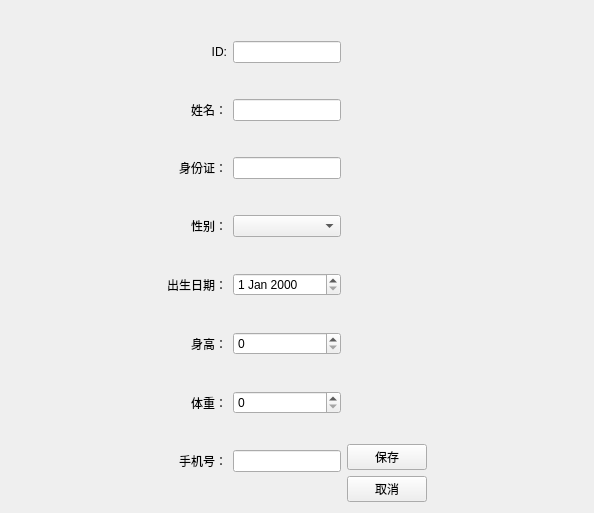
cx-ym/QtCourse, file Lab4/patienteditview.ui: the form before one commit.
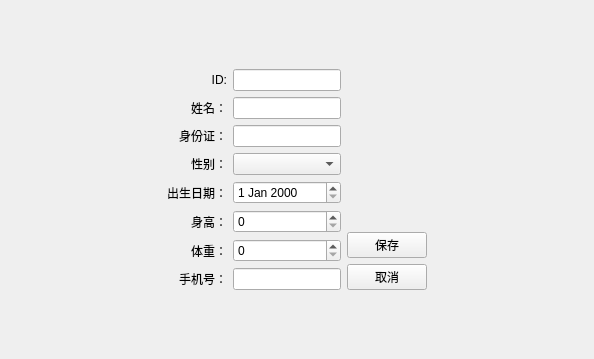
The form after the commit.

```diff
--- a/Lab4/patienteditview.ui
+++ b/Lab4/patienteditview.ui
@@ -7,13 +7,28 @@
     <x>0</x>
     <y>0</y>
     <width>594</width>
-    <height>513</height>
+    <height>359</height>
    </rect>
   </property>
   <property name="windowTitle">
    <string>Form</string>
   </property>
-  <layout class="QHBoxLayout" name="horizontalLayout">
+  <layout class="QVBoxLayout" name="verticalLayout_2">
+   <item>
+    <spacer name="verticalSpacer_3">
+     <property name="orientation">
+      <enum>Qt::Orientation::Vertical</enum>
+     </property>
+     <property name="sizeHint" stdset="0">
+      <size>
+       <width>20</width>
+       <height>31</height>
+      </size>
+     </property>
+    </spacer>
+   </item>
+   <item>
+    <layout class="QHBoxLayout" name="horizontalLayout_2">
    <item>
     <spacer name="horizontalSpacer">
      <property name="orientation">
@@ -28,6 +43,8 @@
     </spacer>
    </item>
    <item>
+      <layout class="QHBoxLayout" name="horizontalLayout">
+       <item>
     <layout class="QGridLayout" name="gridLayout">
      <item row="0" column="0">
       <widget class="QLabel" name="label">
@@ -136,7 +153,7 @@
     </layout>
    </item>
    <item>
-    <layout class="QVBoxLayout" name="verticalLayout_2">
+        <layout class="QVBoxLayout" name="verticalLayout">
      <item>
       <spacer name="verticalSpacer">
        <property name="orientation">
@@ -151,8 +168,6 @@
       </spacer>
      </item>
      <item>
-      <layout class="QVBoxLayout" name="verticalLayout">
-       <item>
         <widget class="QPushButton" name="pushButton">
          <property name="text">
           <string>保存</string>
@@ -179,6 +194,21 @@
       <size>
        <width>98</width>
        <height>20</height>
+        </size>
+       </property>
+      </spacer>
+     </item>
+    </layout>
+   </item>
+   <item>
+    <spacer name="verticalSpacer_2">
+     <property name="orientation">
+      <enum>Qt::Orientation::Vertical</enum>
+     </property>
+     <property name="sizeHint" stdset="0">
+      <size>
+       <width>20</width>
+       <height>31</height>
       </size>
      </property>
     </spacer>
```
Left out of the diff: 120 changed lines with no effect on the pictures. Lines whose indentation alone changed are shown as unchanged.
